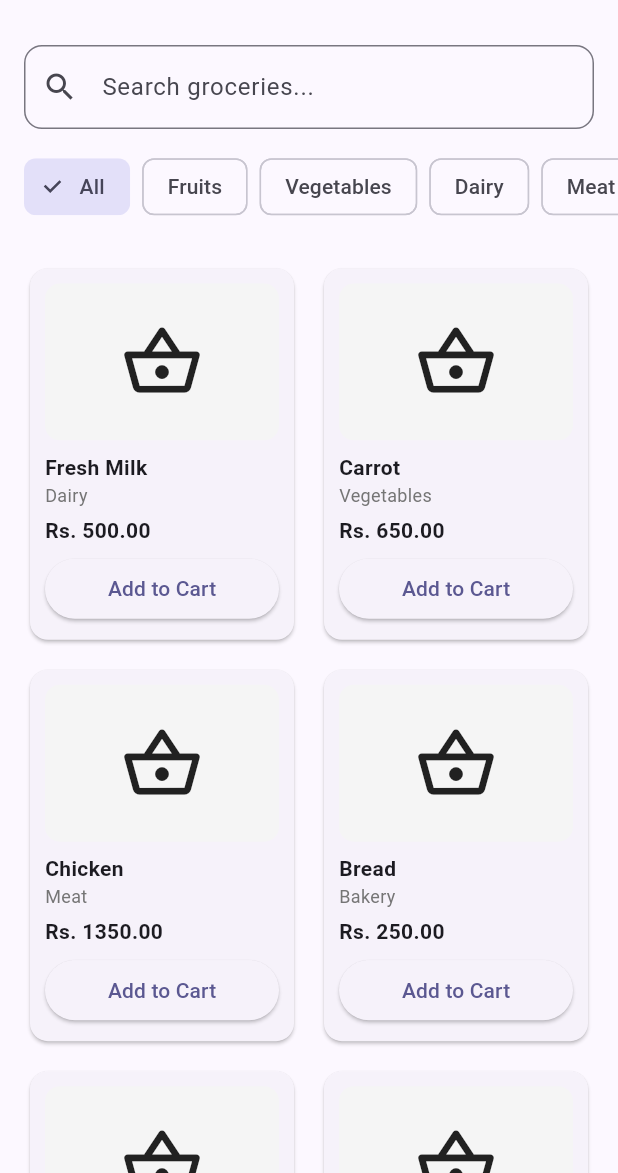
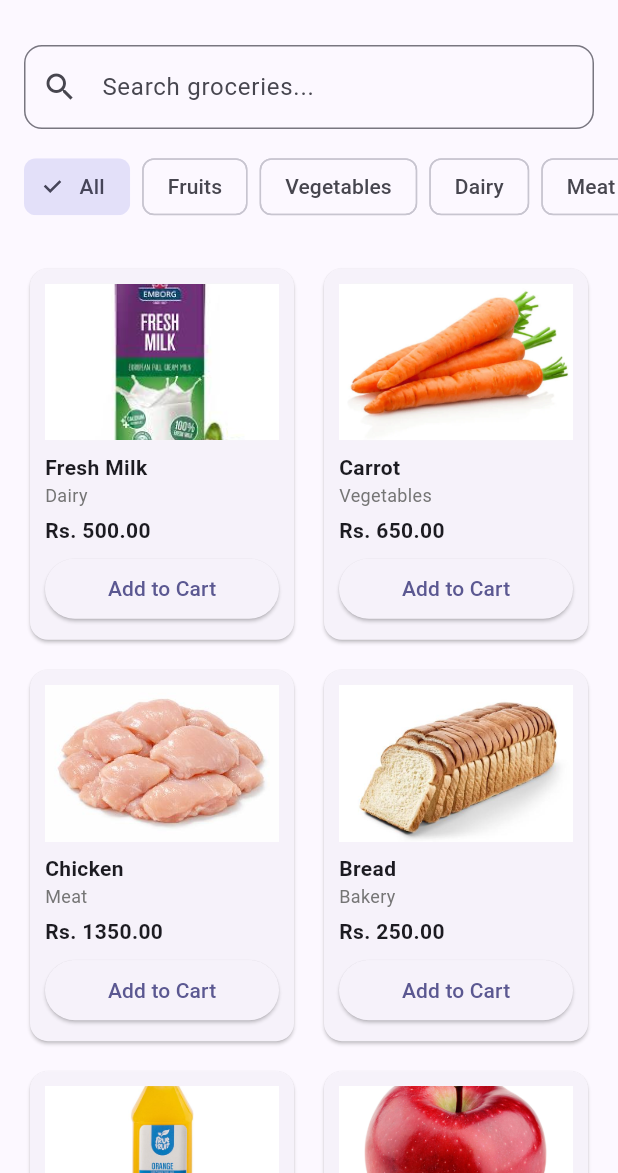
Before and after one commit to Keshpro/Oneclick_MobileApplication, a Flutter app: the GroceryHomeScreen screen opened directly, on a phone screen of 412 x 824 dp, the part 63-1236 px from its top. Run offline on Flutter 3.47's test engine with Material 3 defaults, Android fonts, the phone set to English and light mode, and no system bars; our stand-ins replace cloud_firestore, file_picker, firebase_ai, firebase_auth, firebase_core, flutter_svg and 2 more; accounts and stored records are empty.

Commit message:
Add grocery product images

```diff
--- a/lib/features/groceries/customer/screens/grocery_home_screen.dart
+++ b/lib/features/groceries/customer/screens/grocery_home_screen.dart
@@ -190,7 +190,21 @@ class _GroceryHomeScreenState extends State<GroceryHomeScreen> {
                     color: Colors.grey.shade100,
                     borderRadius: BorderRadius.circular(10),
                   ),
-                  child: const Icon(Icons.shopping_basket_outlined, size: 55),
+                  child: product.imageUrl.isNotEmpty
+    ? Image.asset(
+        product.imageUrl,
+        fit: BoxFit.cover,
+        errorBuilder: (context, error, stackTrace) {
+          return const Icon(
+            Icons.broken_image_outlined,
+            size: 55,
+          );
+        },
+      )
+    : const Icon(
+        Icons.shopping_basket_outlined,
+        size: 55,
+      ),
                 ),
               ),
 
--- a/lib/features/groceries/services/grocery_service.dart
+++ b/lib/features/groceries/services/grocery_service.dart
@@ -10,7 +10,7 @@ class GroceryService {
       description: 'Fresh full cream milk - 1L',
       price: 550.00,
       discountPrice: 500.00,
-      imageUrl: '',
+      imageUrl: 'assets/images/groceries/milk.jpg',
       stock: 20,
     ),
     const GroceryProduct(
@@ -19,7 +19,7 @@ class GroceryService {
       category: 'Vegetables',
       description: 'Fresh carrots - 1kg',
       price: 650.00,
-      imageUrl: '',
+      imageUrl: 'assets/images/groceries/carrot.jpg',
       stock: 30,
     ),
     const GroceryProduct(
@@ -29,7 +29,7 @@ class GroceryService {
       description: 'Fresh chicken - 1kg',
       price: 1450.00,
       discountPrice: 1350.00,
-      imageUrl: '',
+      imageUrl: 'assets/images/groceries/chicken.jpg',
       stock: 15,
     ),
     const GroceryProduct(
@@ -38,7 +38,7 @@ class GroceryService {
       category: 'Bakery',
       description: 'Fresh sliced bread',
       price: 250.00,
-      imageUrl: '',
+      imageUrl: 'assets/images/groceries/bread.jpg',
       stock: 25,
     ),
     const GroceryProduct(
@@ -47,7 +47,7 @@ class GroceryService {
       category: 'Beverages',
       description: 'Orange juice - 1L',
       price: 850.00,
-      imageUrl: '',
+     imageUrl: 'assets/images/groceries/orange_juice.jpg',
       stock: 12,
     ),
     const GroceryProduct(
@@ -57,7 +57,7 @@ class GroceryService {
       description: 'Fresh apples - 1kg',
       price: 1200.00,
       discountPrice: 1100.00,
-      imageUrl: '',
+      imageUrl: 'assets/images/groceries/apple.jpg',
       stock: 18,
     ),
   ];
```
Also changed, not shown: lib/features/groceries/widgets/product_card.dart (+15 -1 lines), pubspec.yaml (+4 -4 lines), assets/images/groceries/apple.jpg (added), assets/images/groceries/bread.jpg (added), assets/images/groceries/carrot.jpg (added), assets/images/groceries/chicken.jpg (added), assets/images/groceries/milk.jpg (added), assets/images/groceries/orange_juice.jpg (added).
